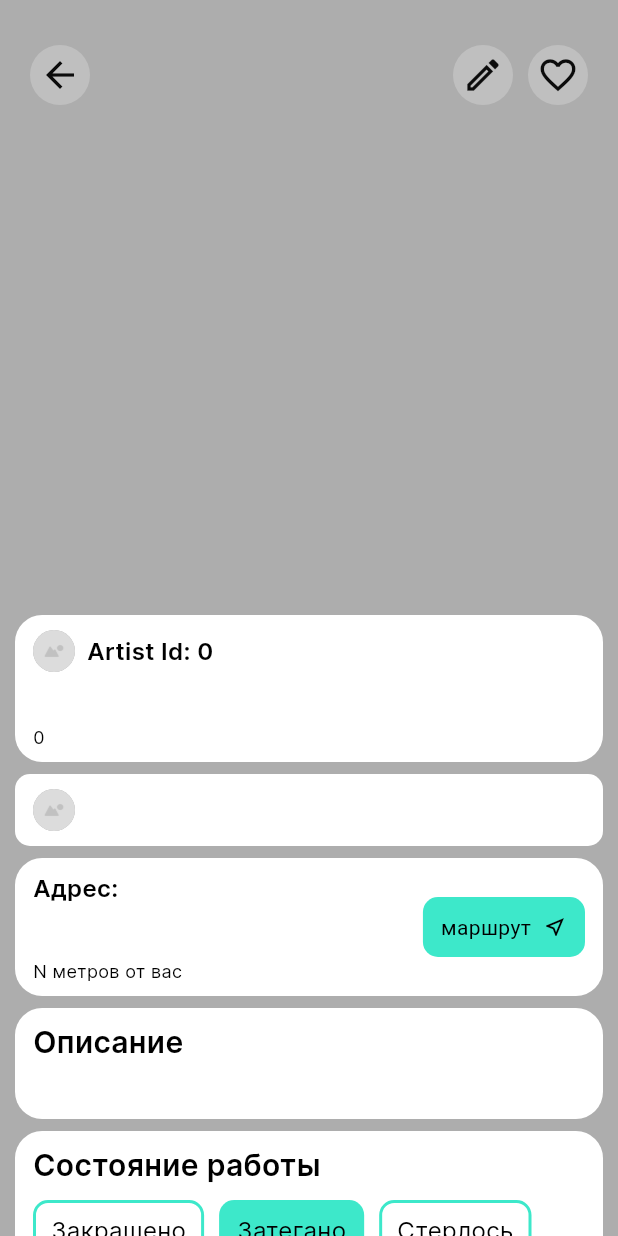
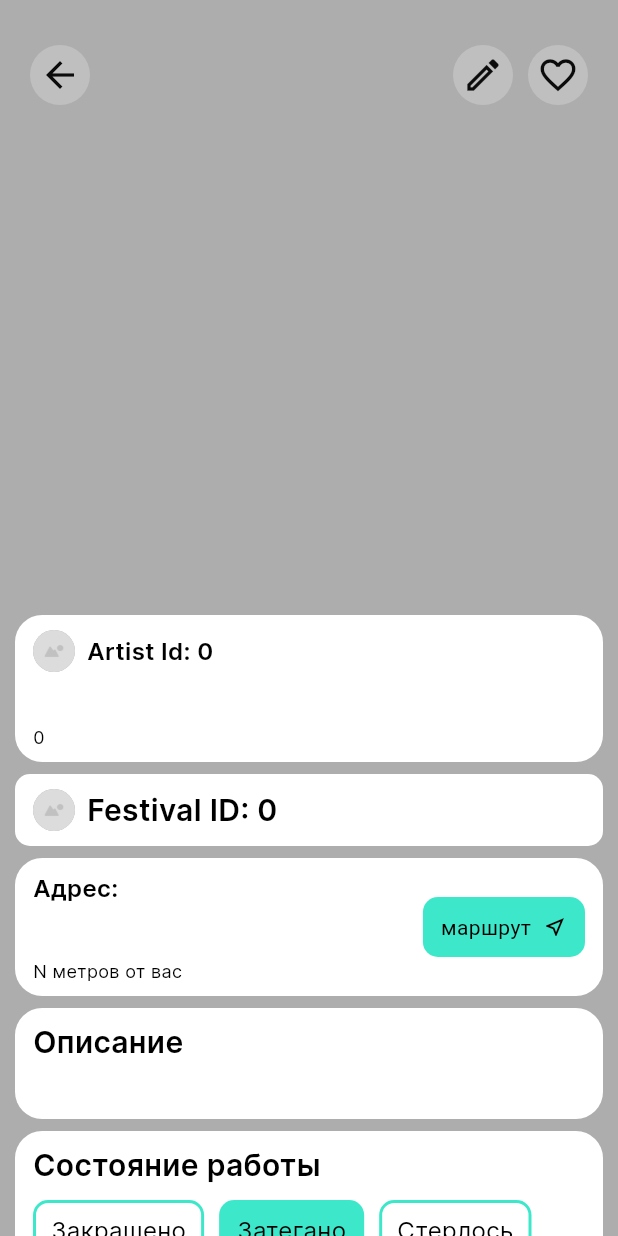
Before and after one commit to toGetIntoLingonberryJam/StreetArtApp, a Flutter app: the ArtworkPage screen opened directly with empty values, on a phone screen of 412 x 824 dp. Run offline on Flutter 3.47's test engine with Material 3 defaults, Android fonts, the phone set to English and light mode, and no system bars; our stand-ins replace device_preview, dio, flutter_bloc, flutter_map, geolocator, latlong2; missing offline and left inert: flutter_map_animations, localstore.

Commit message:
artwork refactoring & UI fix

```diff
--- a/lib/pages/artwork/artwork_page.dart
+++ b/lib/pages/artwork/artwork_page.dart
@@ -35,8 +35,8 @@ class ArtworkPage extends StatelessWidget {
                   children: [
                     ArtworkInfo(artwork: artwork),
                     const SizedBox(height: 8),
-                    FestivalInfo(artwork.festival),
-                    const SizedBox(height: 8),
+                    FestivalInfo(artwork.festivalId),
+                    if (artwork.festivalId != null) const SizedBox(height: 8),
                     AddressInfo(artwork: artwork),
                     const SizedBox(height: 8),
                     DescriptionInfo(artwork.description),
--- a/lib/pages/artwork/widgets/artwork_info.dart
+++ b/lib/pages/artwork/widgets/artwork_info.dart
@@ -16,19 +16,7 @@ class ArtworkInfo extends StatelessWidget {
       child: Column(
         crossAxisAlignment: CrossAxisAlignment.start,
         children: [
-          Row(
-            mainAxisSize: MainAxisSize.min,
-            children: [
-              AppCircleAvatar(image: AppPlaceholder.assetImage()),
-              const SizedBox(width: 8),
-              Expanded(
-                child: Text(
-                  'Artist Id: ${artwork.artistId}',
-                  style: TextStyles.headline2,
-                ),
-              ),
-            ],
-          ),
+          _AuthorInfo(artwork.artistId),
           const SizedBox(height: 4),
           Text(artwork.title, style: TextStyles.headline1),
           const SizedBox(height: 8),
@@ -38,3 +26,33 @@ class ArtworkInfo extends StatelessWidget {
     );
   }
 }
+
+class _AuthorInfo extends StatelessWidget {
+  const _AuthorInfo(this.artistId);
+
+  final int? artistId;
+
+  @override
+  Widget build(BuildContext context) {
+    if (artistId == null) {
+      return const Text(
+        'Автор неизвестен',
+        style: TextStyles.headline2,
+      );
+    }
+
+    return Row(
+      mainAxisSize: MainAxisSize.min,
+      children: [
+        AppCircleAvatar(image: AppPlaceholder.assetImage()),
+        const SizedBox(width: 8),
+        Expanded(
+          child: Text(
+            'Artist Id: $artistId',
+            style: TextStyles.headline2,
+          ),
+        ),
+      ],
+    );
+  }
+}
--- a/lib/pages/artwork/widgets/festival_info.dart
+++ b/lib/pages/artwork/widgets/festival_info.dart
@@ -5,21 +5,13 @@ import 'package:street_art_witnesses/widgets/containers/app_container.dart';
 import 'package:street_art_witnesses/widgets/skeletons/app_placeholder.dart';
 
 class FestivalInfo extends StatelessWidget {
-  const FestivalInfo(this.festival, {super.key});
+  const FestivalInfo(this.festivalId, {super.key});
 
-  final String? festival;
+  final int? festivalId;
 
   @override
   Widget build(BuildContext context) {
-    if (festival == null) {
-      return const AppContainer.small(
-        child: Text(
-          'Информация о фестивале отсутствует',
-          style: TextStyles.headline2,
-          textAlign: TextAlign.center,
-        ),
-      );
-    }
+    if (festivalId == null) return const SizedBox();
 
     return AppContainer.small(
       child: Row(
@@ -27,7 +19,7 @@ class FestivalInfo extends StatelessWidget {
           AppCircleAvatar(image: AppPlaceholder.assetImage()),
           const SizedBox(width: 8),
           Expanded(
-            child: Text(festival!, style: TextStyles.headline1),
+            child: Text('Festival ID: $festivalId', style: TextStyles.headline1),
           ),
         ],
       ),
--- a/lib/src/models/artwork/artwork.dart
+++ b/lib/src/models/artwork/artwork.dart
@@ -3,49 +3,48 @@ import 'package:street_art_witnesses/src/models/artwork/artwork_location.dart';
 
 class Artwork {
   const Artwork({
-    required this.id,
     required this.title,
     required this.yearCreated,
-    required this.festival,
     required this.description,
     required this.sourceDescription,
     required this.artistId,
+    required this.festivalId,
     required this.status,
+    required this.id,
     required this.addedByUserId,
+    required this.updatedAt,
     required this.location,
     required this.images,
-    required this.updatedAt,
   });
 
   Artwork.fromJson(Map<String, dynamic> json)
-      : id = json['id'],
-        title = json['title'],
+      : title = json['title'],
         yearCreated = json['year_created'],
-        festival = json['festival'],
         description = json['description'],
         sourceDescription = json['source_description'],
         artistId = json['artist_id'],
+        festivalId = json['festival_id'],
         status = json['status'],
+        id = json['id'],
         addedByUserId = json['added_by_user_id'],
+        updatedAt = json['updated_at'],
         location = ArtworkLocation.fromJson(json['location']),
         images = json['images'] == null
             ? null
-            : (json['images'] as List)
-                .map((json) => ArtworkImage.fromJson(json))
-                .toList(),
-        updatedAt = json['updated_at'];
-
-  final int id;
-  final int artistId;
-  final int addedByUserId;
+            : (json['images'] as List).map((json) => ArtworkImage.fromJson(json)).toList();
 
   final String title;
+  final int yearCreated;
   final String description;
-  final String? festival;
   final String sourceDescription;
+
+  final int? artistId;
+  final int? festivalId;
+
   final String status;
+  final int id;
+  final int addedByUserId;
   final String updatedAt;
-  final int yearCreated;
 
   final ArtworkLocation location;
   final List<ArtworkImage>? images;
```
